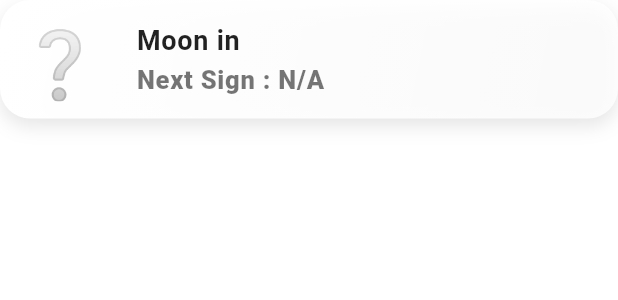
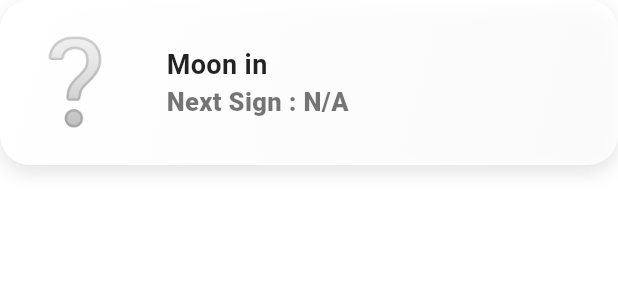
Before and after one commit to Arion-Ayin/Void-of-course, a Flutter app: the MoonSignCard widget shown alone on an empty page, opened directly with empty values, on a phone screen of 412 x 824 dp. Shown: the top 300 px of the screen. Run offline on Flutter 3.47's test engine with Material 3 defaults, Android fonts, the phone set to English and light mode, and no system bars; our stand-ins replace animated_theme_switcher, flutter_local_notifications, shared_preferences, table_calendar, timezone; missing offline and left inert: sweph; accounts and stored records are empty; generated files the repository leaves out were written again.

```diff
--- a/lib/widgets/moon_sign_card.dart
+++ b/lib/widgets/moon_sign_card.dart
@@ -79,23 +79,29 @@ class MoonSignCard extends StatelessWidget {
           ),
         ],
       ),
-      // 카드 안에 들어갈 내용(아이콘, 글자 등)을 설정해요.
-      child: ListTile(
-        contentPadding: const EdgeInsets.all(5), // 내용물 주변에 모든 방향으로 20만큼 여백을 줘요.
-        // 왼쪽에 별자리 이모티콘을 보여줄 공간을 만들어요.
-        leading: SizedBox(
-          width: 70, // 너비 60
-          height: 70, // 높이 60
-          // 공간의 가운데에 이모티콘을 놓아요.
+      padding: const EdgeInsets.all(5), // 전체 컨테이너에 패딩을 충분히 줘요.
+      // 카드 안에 들어갈 내용(아이콘, 글자 등)을 가로로 배열해요.
+      child: Row(
+        crossAxisAlignment: CrossAxisAlignment.center, // 아이콘과 텍스트를 수직 중앙 정렬해요.
+        children: [
+          // ⭐️ 이모지(아이콘)를 표시하는 부분
+          SizedBox(
+            width: 90, // 이모지 컨테이너의 너비를 충분히 확보
+            height: 100, // 이모지 컨테이너의 높이를 충분히 확보
             child: Center(
               child: Text(
                 getZodiacEmoji(provider.moonInSign), // 별자리 이름으로 이모티콘을 찾아서 보여줘요.
-              style: const TextStyle(fontSize: 44), // 이모티콘 크기를 40으로 해요.
+                style: const TextStyle(
+                  fontSize: 55, // 폰트 크기를 더 크게 설정
+                  color: Colors.white, // 이모지 색상을 흰색으로 명시하여 선명하게 보이게 해요.
                 ),
               ),
             ),
-        // 이모티콘 오른쪽에 글자들을 세로로 쌓아서 보여줘요.
-        title: Column(
+          ),
+          const SizedBox(width: 16), // 이모지와 텍스트 사이의 간격 추가
+          // ⭐️ 텍스트 부분을 표시하는 부분
+          Expanded(
+            child: Column(
               crossAxisAlignment: CrossAxisAlignment.start, // 글자들을 왼쪽부터 시작하도록 정렬해요.
               mainAxisSize: MainAxisSize.min, // 내용물 크기만큼만 공간을 차지하게 해요.
               children: [
@@ -110,16 +116,18 @@ class MoonSignCard extends StatelessWidget {
                 ),
                 // 다음 별자리로 바뀌는 시간을 보여줘요.
                 Text(
-              'Next Sign : ${formattedNextSignTime}', // 포맷팅된 시간을 보여줘요.
+                  'Next Sign : $formattedNextSignTime', // 포맷팅된 시간을 보여줘요.
                   style: TextStyle(
                     color: Theme.of(context).textTheme.bodyMedium?.color, // 앱의 보통 글자 색상을 사용해요.
-                fontSize: 17, // 글자 크기는 14
+                    fontSize: 17, // 글자 크기는 17
                     fontWeight: FontWeight.w900, // 글자를 매우 두껍게 만들어요.
                   ),
                 ),
               ],
             ),
           ),
+        ],
+      ),
     );
   }
 }
```
Also changed, not shown: lib/l10n/app_ko.arb (+1 -9 lines), lib/screens/home_screen.dart (+14 -0 lines), lib/services/astro_state.dart (+23 -7 lines), lib/services/notification_service.dart (+9 -0 lines), lib/widgets/moon_phase_card.dart (+16 -8 lines), lib/widgets/voc_info_card.dart (+62 -78 lines), 1 other file. Lines whose indentation alone changed are shown as unchanged.
